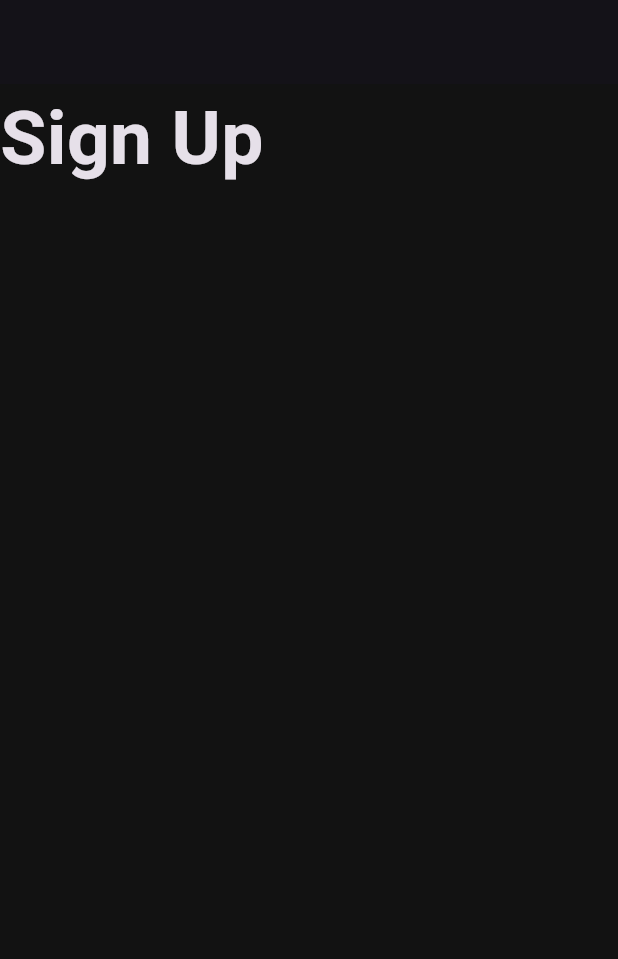
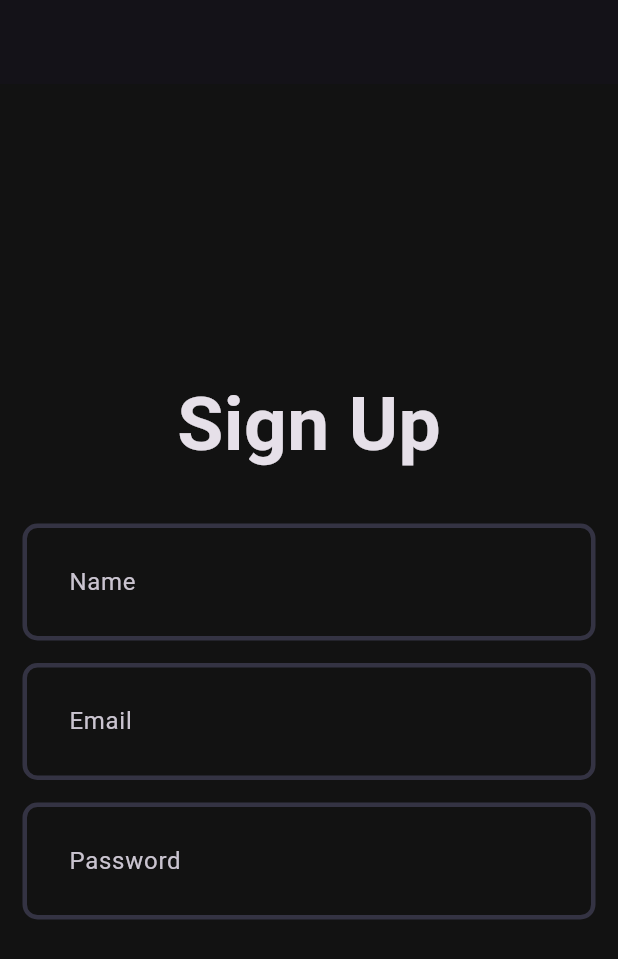
Before and after one commit to dhawalmahajan/flutter-music-app, a Flutter app: the screen it shows after launch, on a phone screen of 412 x 824 dp. Shown: the top 959 px of the screen. Run offline on Flutter 3.47's test engine with Material 3 defaults, Android fonts, the phone set to English and light mode, and no system bars.

Commit message:
add form to sign up page
Add user ,song and fav song models to project

```diff
--- a/client/lib/features/auth/view/pages/signup_page.dart
+++ b/client/lib/features/auth/view/pages/signup_page.dart
@@ -1,3 +1,4 @@
+import 'package:client/core/widgets/custom_field.dart';
 import 'package:flutter/material.dart';
 
 class SignUpPage extends StatefulWidget {
@@ -8,14 +9,40 @@ class SignUpPage extends StatefulWidget {
 }
 
 class _SignUpPageState extends State<SignUpPage> {
+  final nameController = TextEditingController();
+  final emailController = TextEditingController();
+  final passwordController = TextEditingController();
+  final formKey = GlobalKey<FormState>();
+
   @override
   Widget build(BuildContext context) {
     return Scaffold(
       appBar: AppBar(),
-      body: Column(
-        children: [
-          const Text("Sign Up",style: TextStyle(fontSize: 50,fontWeight: FontWeight.bold),),
-        ],
+      body: Padding(
+        padding: const EdgeInsets.all(15.0),
+        child: Form(
+          key: formKey,
+          child: Column(
+            mainAxisAlignment: MainAxisAlignment.center,
+            children: [
+              Text(
+                "Sign Up",
+                style: TextStyle(fontSize: 50, fontWeight: FontWeight.bold),
+              ),
+              SizedBox(height: 30),
+              CustomField(hintText: 'Name', controller: nameController),
+              const SizedBox(height: 15),
+              CustomField(hintText: 'Email', controller: emailController),
+              const SizedBox(height: 15),
+              CustomField(
+                hintText: 'Password',
+                controller: passwordController,
+                isObscureText: true,
+              ),
+              const SizedBox(height: 20),
+            ],
+          ),
+        ),
       ),
     );
   }
```
